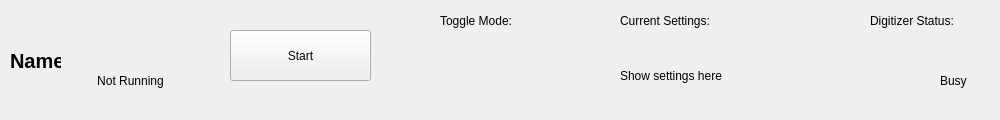
Before: the Qt Designer form sbndprmdaq/controls.ui in marcodeltutto/SBNDPurityMonitorDAQ, drawn with Qt 5.
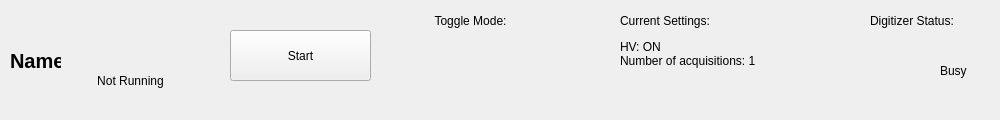
After: the same form once the commit is applied. Icons and pictures are not drawn. Custom widgets are drawn as their Qt base class.

Commit message: Connect control buttons

Patch:
```diff
--- a/sbndprmdaq/controls.ui
+++ b/sbndprmdaq/controls.ui
@@ -80,7 +80,7 @@
    <widget class="QLabel" name="_mode_toggle_label">
     <property name="geometry">
      <rect>
-      <x>440</x>
+      <x>420</x>
       <y>10</y>
       <width>101</width>
       <height>21</height>
@@ -89,6 +89,9 @@
     <property name="text">
      <string>Toggle Mode:</string>
     </property>
+    <property name="alignment">
+     <set>Qt::AlignCenter</set>
+    </property>
    </widget>
    <widget class="QLabel" name="_digi_label">
     <property name="geometry">
@@ -107,7 +110,7 @@
     <property name="geometry">
      <rect>
       <x>870</x>
-      <y>60</y>
+      <y>50</y>
       <width>51</width>
       <height>40</height>
      </rect>
@@ -131,7 +134,7 @@
     <property name="geometry">
      <rect>
       <x>940</x>
-      <y>70</y>
+      <y>60</y>
       <width>51</width>
       <height>21</height>
      </rect>
@@ -163,7 +166,11 @@
      </rect>
     </property>
     <property name="text">
-     <string>Show settings here</string>
+     <string>HV: ON
+Number of acquisitions: 1</string>
+    </property>
+    <property name="alignment">
+     <set>Qt::AlignLeading|Qt::AlignLeft|Qt::AlignTop</set>
     </property>
    </widget>
    <widget class="QLabel" name="_name_label">
```
The commit also changes 4 other files.
